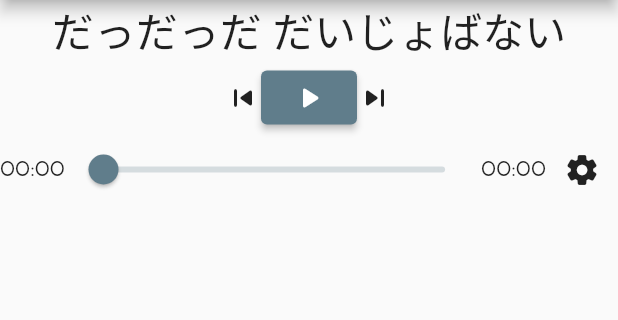
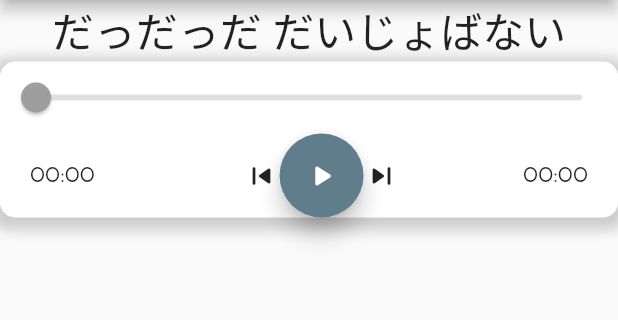
Before and after one commit to respectZ/cr-a7, a Flutter app: the screen it shows after launch, on a phone screen of 412 x 824 dp, the part 84-404 px from its top. Run offline on Flutter 3.47's test engine with Material 2 defaults, Android fonts, the phone set to English and light mode, and no system bars.

Commit message:
Refactor UI

```diff
--- a/lib/page/audio_player.dart
+++ b/lib/page/audio_player.dart
@@ -27,8 +27,6 @@ class AudioPlayerPage extends StatefulWidget {
   final _audioPlayer = AssetsAudioPlayer();
   double _audioMaxDuration = double.infinity;
   late Duration _audioCurrentDuration;
-
-  int _idxText = 0;
 
   @override
   State<AudioPlayerPage> createState() => _AudioPlayerState();
@@ -70,18 +68,150 @@ class _AudioPlayerState extends State<AudioPlayerPage> {
             }
           }))
         ]),
-        // Audio Control
+        // bottom player
+        Container(
+          decoration: BoxDecoration(
+            color: Colors.white,
+            borderRadius: BorderRadius.only(
+                topLeft: Radius.circular(10),
+                topRight: Radius.circular(10),
+                bottomLeft: Radius.circular(10),
+                bottomRight: Radius.circular(10)),
+            boxShadow: [
+              BoxShadow(
+                color: Colors.grey.withOpacity(0.5),
+                spreadRadius: 5,
+                blurRadius: 7,
+                offset: Offset(0, 3), // changes position of shadow
+              ),
+            ],
+          ),
+          child: Column(
+            children: [
+              // Slider bar
+              widget._audioPlayer.builderIsPlaying(
+                  builder: (context, isPlaying) {
+                // kalo is playing pake streambuilder current pos
+                if (isPlaying) {
+                  return widget._audioPlayer.builderCurrentPosition(
+                      builder: (context, position) {
+                    widget._audioCurrentDuration = position;
+                    return Row(
+                      mainAxisAlignment: MainAxisAlignment.center,
+                      children: [
+                        Expanded(
+                          child: Slider(
+                            value: widget._audioCurrentDuration.inSeconds
+                                .toDouble(),
+                            max: widget._audioMaxDuration,
+                            onChanged: (value) {
+                              setState(() {
+                                widget._audioCurrentDuration =
+                                    Duration(seconds: value.toInt());
+                                widget._audioPlayer
+                                    .seek(widget._audioCurrentDuration);
+                              });
+                            },
+                          ),
+                        ),
+                      ],
+                    );
+                  });
+                  // kalo engga pake streambuilder, ngecek audionya udh load -> widget
+                } else {
+                  return StreamBuilder(
+                      stream: widget._audioPlayer.current,
+                      builder: (context, snapshot) {
+                        switch (snapshot.connectionState) {
+                          case ConnectionState.waiting:
+                            return Row(
+                                mainAxisAlignment: MainAxisAlignment.end,
+                                children: [
+                                  Expanded(
+                                    child: Slider(
+                                      value: widget
+                                          ._audioCurrentDuration.inSeconds
+                                          .toDouble(),
+                                      max: widget._audioMaxDuration,
+                                      onChanged: (value) {},
+                                    ),
+                                  ),
+                                ]);
+                          default:
+                            if (snapshot.hasData) {
+                              var _maxDurationDouble =
+                                  (snapshot.data as Playing)
+                                      .audio
+                                      .duration
+                                      .inSeconds
+                                      .toDouble();
+                              var _maxDuration =
+                                  (snapshot.data as Playing).audio.duration;
+                              widget._audioMaxDuration = _maxDurationDouble;
+
+                              return Row(
+                                  mainAxisAlignment: MainAxisAlignment.end,
+                                  children: [
+                                    Expanded(
+                                      child: Slider(
+                                        value: widget
+                                            ._audioCurrentDuration.inSeconds
+                                            .toDouble(),
+                                        max: _maxDurationDouble,
+                                        onChanged: (value) {
+                                          setState(() {
+                                            widget._audioCurrentDuration =
+                                                Duration(
+                                                    seconds: value.toInt());
+                                            widget._audioPlayer.seek(
+                                                widget._audioCurrentDuration);
+                                          });
+                                        },
+                                      ),
+                                    ),
+                                  ]);
+                            } else {
+                              return Text("err");
+                            }
+                        }
+                      });
+                }
+              }),
+              // 2
+              Row(
+                mainAxisAlignment: MainAxisAlignment.spaceBetween,
+                children: [
+                  // start pos
+                  Container(
+                    margin: EdgeInsets.fromLTRB(20.0, 0.0, 0.0, 0.0),
+                    width: 60,
+                    child: widget._audioPlayer.builderIsPlaying(
+                        builder: (context, isPlaying) {
+                      if (isPlaying) {
+                        return widget._audioPlayer.builderCurrentPosition(
+                            builder: (context, position) {
+                          return Text(getDuration(position));
+                        });
+                      } else {
+                        return Text(getDuration(widget._audioCurrentDuration));
+                      }
+                    }),
+                  ),
+                  // button things
+                  Row(
+                    mainAxisAlignment: MainAxisAlignment.center,
+                    children: [
                       Row(
                         mainAxisAlignment: MainAxisAlignment.center,
                         children: [
                           Icon(Icons.skip_previous_rounded),
-            ElevatedButton(onPressed: () {
+                          FloatingActionButton(onPressed: () {
                             setState(() {
                               widget._audioPlayer.isPlaying.value
                                   ? widget._audioPlayer.pause()
                                   : widget._audioPlayer.play();
-                widget._audioMaxDuration = widget
-                    ._audioPlayer.current.value!.audio.duration.inSeconds
+                              widget._audioMaxDuration = widget._audioPlayer
+                                  .current.value!.audio.duration.inSeconds
                                   .toDouble();
                             });
                           }, child: widget._audioPlayer.builderIsPlaying(
@@ -95,91 +225,28 @@ class _AudioPlayerState extends State<AudioPlayerPage> {
                           Icon(Icons.skip_next_rounded),
                         ],
                       ),
-        // Timer & Slider
-        widget._audioPlayer.builderIsPlaying(builder: (context, isPlaying) {
-          // kalo is playing pake streambuilder current pos
-          if (isPlaying) {
-            return widget._audioPlayer.builderCurrentPosition(
-                builder: (context, position) {
-              widget._audioCurrentDuration = position;
-              return Row(
-                mainAxisAlignment: MainAxisAlignment.center,
-                children: [
-                  SizedBox(
-                      width: 45,
-                      child: Text(getDuration(widget._audioCurrentDuration))),
-                  Expanded(
-                    child: Slider(
-                      value: widget._audioCurrentDuration.inSeconds.toDouble(),
-                      max: widget._audioMaxDuration,
-                      onChanged: (value) {
-                        setState(() {
-                          widget._audioCurrentDuration =
-                              Duration(seconds: value.toInt());
-                          widget._audioPlayer
-                              .seek(widget._audioCurrentDuration);
-                        });
+                    ],
+                  ),
+                  // end pos
+                  Container(
+                    margin: EdgeInsets.fromLTRB(0.0, 0.0, 20.0, 0.0),
+                    child: StreamBuilder(
+                      stream: widget._audioPlayer.current,
+                      builder: (builder, snapshot) {
+                        if (snapshot.hasData) {
+                          return Text(getDuration(
+                              (snapshot.data as Playing).audio.duration));
+                        } else {
+                          return Text("none");
+                        }
                       },
                     ),
                   ),
-                  Text(getDuration(
-                      Duration(seconds: widget._audioMaxDuration.toInt()))),
                 ],
-              );
-            });
-            // kalo engga pake streambuilder, ngecek audionya udh load -> widget
-          } else {
-            return StreamBuilder(
-                stream: widget._audioPlayer.current,
-                builder: (context, snapshot) {
-                  switch (snapshot.connectionState) {
-                    case ConnectionState.waiting:
-                      return Text("Loading...");
-                    default:
-                      if (snapshot.hasData) {
-                        var _maxDurationDouble = (snapshot.data as Playing)
-                            .audio
-                            .duration
-                            .inSeconds
-                            .toDouble();
-                        var _maxDuration =
-                            (snapshot.data as Playing).audio.duration;
-
-                        return Row(
-                            mainAxisAlignment: MainAxisAlignment.end,
-                            children: [
-                              SizedBox(
-                                  width: 45,
-                                  child: Text(getDuration(
-                                      widget._audioCurrentDuration))),
-                              Expanded(
-                                child: Slider(
-                                  value: widget._audioCurrentDuration.inSeconds
-                                      .toDouble(),
-                                  max: _maxDurationDouble,
-                                  onChanged: (value) {
-                                    setState(() {
-                                      widget._audioCurrentDuration =
-                                          Duration(seconds: value.toInt());
-                                      widget._audioPlayer
-                                          .seek(widget._audioCurrentDuration);
-                                    });
-                                  },
+              ),
+            ],
           ),
         ),
-                              Text(getDuration(_maxDuration)),
-                              IconButton(
-                                  splashRadius: 15,
-                                  onPressed: () => {},
-                                  icon: Icon(Icons.settings_rounded))
-                            ]);
-                      } else {
-                        return Text("err");
-                      }
-                  }
-                });
-          }
-        }),
       ],
     );
   }
```
Lines whose indentation alone changed are shown as unchanged.
